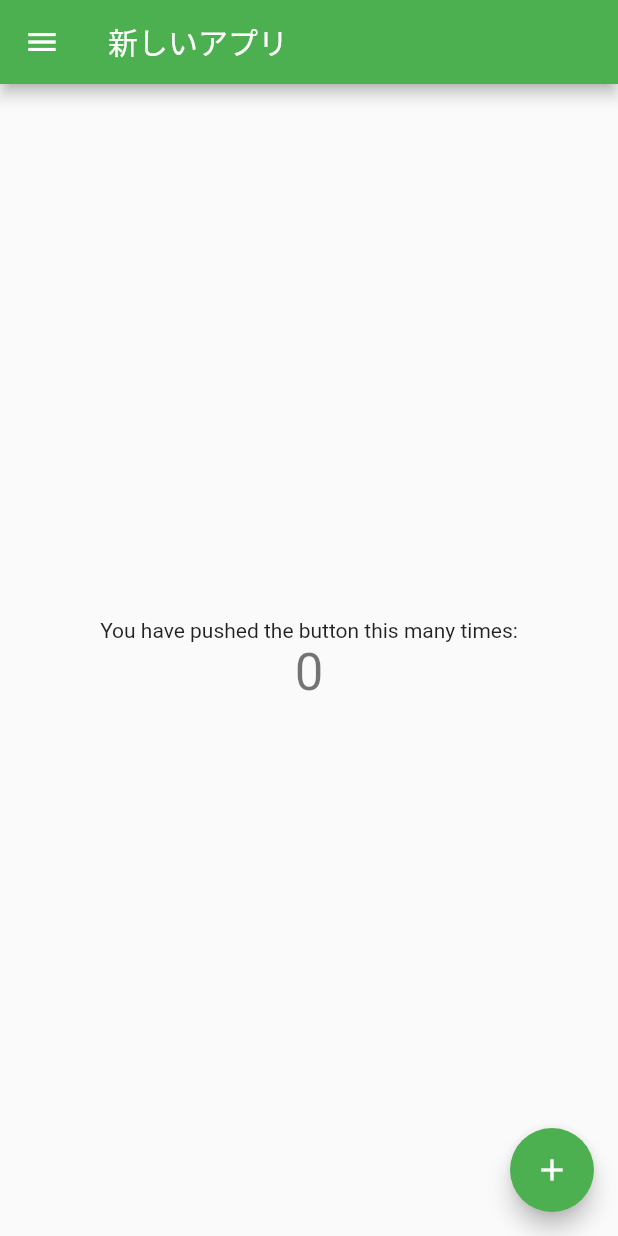
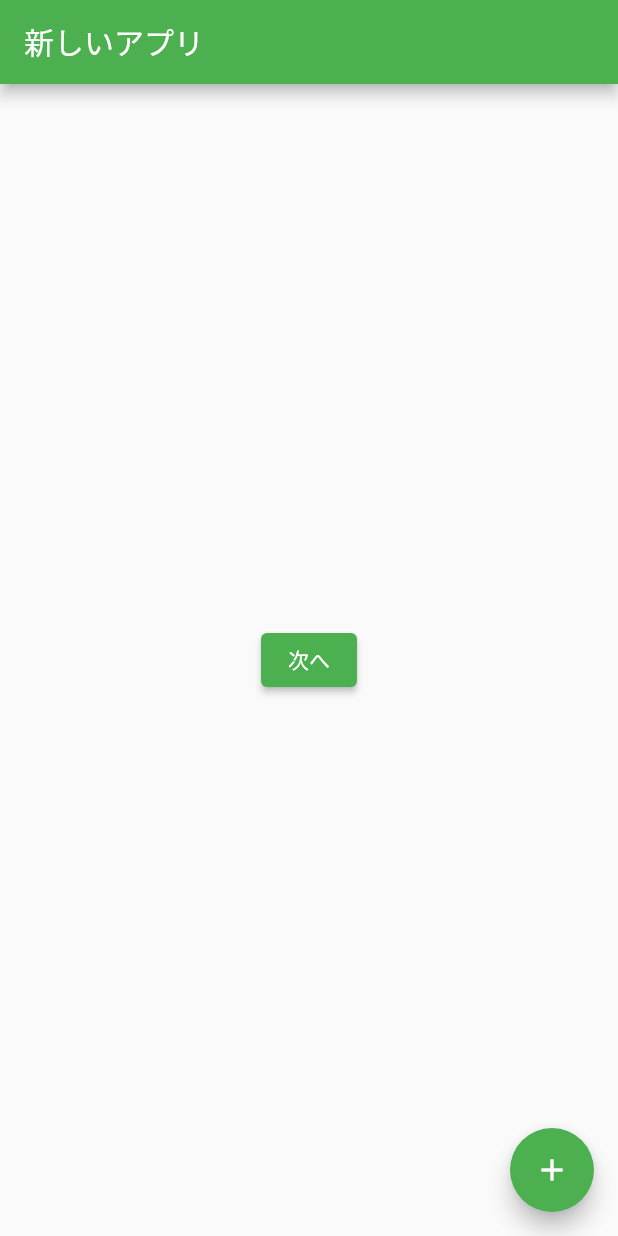
Before and after one commit to sazanami5/flutter_practice, a Flutter app: the screen it shows after launch, on a phone screen of 412 x 824 dp. Run offline on Flutter 3.47's test engine with Material 2 defaults, Android fonts, the phone set to English and light mode, and no system bars.

Commit message:
画面遷移とroute

```diff
--- a/lib/main.dart
+++ b/lib/main.dart
@@ -1,4 +1,5 @@
 import 'package:flutter/material.dart';
+import 'package:flutter_practice/next_page.dart';
 
 void main() {
   runApp(MyApp());
@@ -13,9 +14,13 @@ class MyApp extends StatelessWidget {
       theme: ThemeData(
         primarySwatch: Colors.green,
       ),
-
-      // routing
-      home: MyHomePage(title: '新しいアプリ'),
+      initialRoute: '/',
+      routes: {
+        // When navigating to the "/" route, build the FirstScreen widget.
+        '/': (context) => MyHomePage(title: '新しいアプリ'),
+        // When navigating to the "/second" route, build the SecondScreen widget.
+        '/second': (context) => NextPage(),
+      },
     );
   }
 }
@@ -43,60 +48,23 @@ class _MyHomePageState extends State<MyHomePage> {
       appBar: AppBar(
         title: Text(widget.title),
       ),
-      drawer: Drawer(
-        child: ListView(
-          padding: EdgeInsets.zero,
-          children: <Widget>[
-            DrawerHeader(
-              decoration: BoxDecoration(
-                color: Colors.lime,
-              ),
-              child: Text(
-                'Drawer Header',
-                style: TextStyle(
-                  color: Colors.white,
-                  fontSize: 24,
-                ),
-              ),
-            ),
-            ListTile(
-              leading: Icon(Icons.message),
-              title: Text('Messages'),
-              onTap: () {
-                Navigator.pop(context);
-              },
-            ),
-            ListTile(
-              leading: Icon(Icons.account_circle),
-              title: Text('Profile'),
-            ),
-            ListTile(
-              leading: Icon(Icons.settings),
-              title: Text('Settings'),
-            ),
-          ],
-        ),
-      ),
-
       body: Center(
-        child: Column(
-          mainAxisAlignment: MainAxisAlignment.center,
-          children: <Widget>[
-            Text(
-              'You have pushed the button this many times:',
-            ),
-            Text(
-              '$_counter',
-              style: Theme.of(context).textTheme.headline4,
-            ),
-          ],
+        child: ElevatedButton(
+          child: Text('次へ'),
+          onPressed: () {
+            Navigator.pushNamed(context, '/second');
+            // Navigator.push(
+            //   context,
+            //   MaterialPageRoute(builder: (context) => NextPage()),
+            // );
+          },
         ),
       ),
       floatingActionButton: FloatingActionButton(
         onPressed: _incrementCounter,
         tooltip: 'Increment',
         child: Icon(Icons.add),
-      ), // This trailing comma makes auto-formatting nicer for build methods.
+      ),
     );
   }
 }
```
Also changed, not shown: lib/next_page.dart (added, +24 -0 lines).
